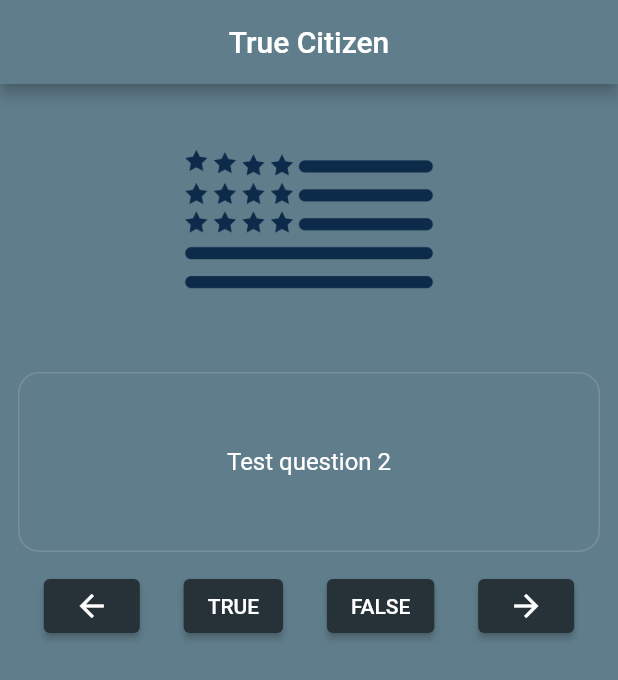
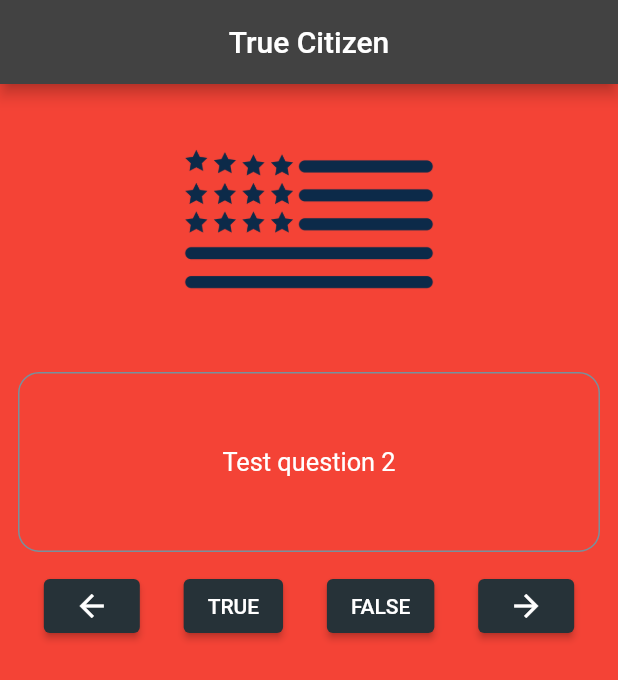
Before and after one commit to tto83/quiz_app, a Flutter app: the screen it shows after launch, after a tap on "TRUE", on a phone screen of 412 x 824 dp. Shown: the top 680 px of the screen. Run offline on Flutter 3.47's test engine with Material 2 defaults, Android fonts, the phone set to English and light mode, and no system bars.

Commit message:
Add theming to quizapp

```diff
--- a/lib/main.dart
+++ b/lib/main.dart
@@ -1,6 +1,40 @@
 import 'package:flutter/material.dart';
 import 'ui/home.dart';
 
+final ThemeData _appTheme = _buildAppTheme();
+
+ThemeData _buildAppTheme() {
+  final ThemeData base = ThemeData.dark();
+  return base.copyWith(
+    brightness: Brightness.dark,
+    colorScheme: base.colorScheme.copyWith( //doesn't work :(
+      primary: Colors.green,
+      secondary: Colors.amber
+    ),
+    scaffoldBackgroundColor: Colors.red,
+    backgroundColor: Colors.amber,
+    textTheme: TextTheme(
+      bodyText2: TextStyle(
+        fontSize: 16.9,
+        color: Colors.white,
+      )
+    )
+  );
+}
+
+TextTheme _appTextTheme(TextTheme base) {
+  return base.copyWith(
+    headline1: base.headline1?.copyWith(
+      fontWeight: FontWeight.w500,
+    ),
+    titleLarge: base.titleLarge?.copyWith(
+      fontSize: 18.0
+    )
+
+  );
+}
+
 void main() => runApp(new MaterialApp(
+  theme: _appTheme,
   home: QuizApp(),
 ));
--- a/lib/ui/home.dart
+++ b/lib/ui/home.dart
@@ -26,9 +26,9 @@ class _QuizAppState extends State<QuizApp> {
       appBar: AppBar(
         title: Text("True Citizen"),
         centerTitle: true,
-        backgroundColor: Colors.blueGrey,
+        //backgroundColor: Colors.blueGrey,
       ),
-      backgroundColor: Colors.blueGrey,
+      //backgroundColor: Colors.blueGrey,
 
       // Builder is used to pass a context of scaffold
       body: Builder(
@@ -51,10 +51,12 @@ class _QuizAppState extends State<QuizApp> {
                   height: 120.0,
                   child: Center(child: Padding(
                     padding: const EdgeInsets.all(8.0),
-                    child: Text(questionBank[_currentQuestionIndex].questionText, style: TextStyle(
-                      fontSize: 16.0,
-                      color: Colors.white
-                    ),),
+                    child: Text(questionBank[_currentQuestionIndex].questionText,
+                    //   style: TextStyle(
+                    //   fontSize: 16.0,
+                    //   color: Colors.white
+                    // ),
+                    ),
                   )),
                 ),
               ),
```
